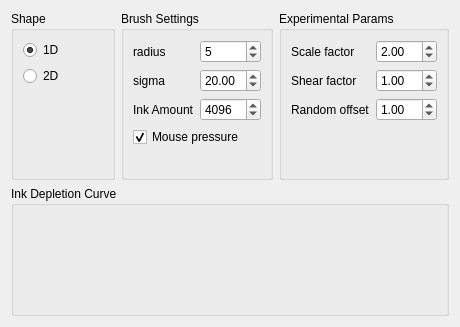
The window that krita/plugins/paintops/sumie/wdgsumieoptions.ui (KDE/krita) describes before a commit, drawn with Qt 5.
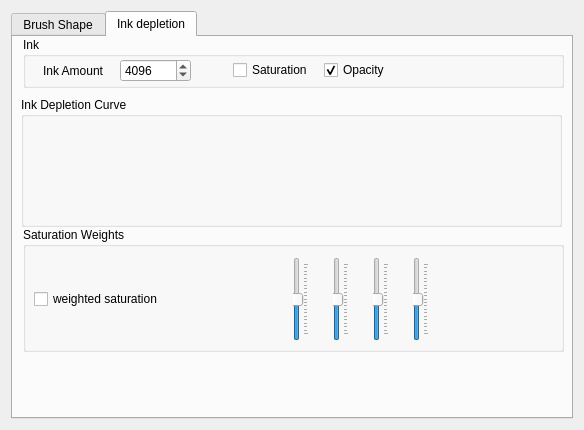
The same window after the commit. Custom widgets are drawn as their Qt base class.

Commit message: Saturation and opacity as option in ink depletion, lines.cpp deleted, not used, ported earlier to KisPainter, base code for loading image as brush shape, weighted saturation and opacity ..

```diff
--- a/krita/plugins/paintops/sumie/wdgsumieoptions.ui
+++ b/krita/plugins/paintops/sumie/wdgsumieoptions.ui
@@ -5,18 +5,43 @@
    <rect>
     <x>0</x>
     <y>0</y>
-    <width>460</width>
-    <height>327</height>
+    <width>584</width>
+    <height>430</height>
    </rect>
   </property>
+  <property name="sizePolicy" >
+   <sizepolicy vsizetype="Preferred" hsizetype="Preferred" >
+    <horstretch>0</horstretch>
+    <verstretch>0</verstretch>
+   </sizepolicy>
+  </property>
   <property name="minimumSize" >
    <size>
-    <width>0</width>
+    <width>584</width>
     <height>0</height>
    </size>
   </property>
   <layout class="QGridLayout" name="gridLayout_6" >
    <item row="0" column="0" >
+    <widget class="QTabWidget" name="sumiTab" >
+     <property name="currentIndex" >
+      <number>1</number>
+     </property>
+     <widget class="QWidget" name="brushTab" >
+      <attribute name="title" >
+       <string>Brush Shape</string>
+      </attribute>
+      <widget class="QWidget" name="" >
+       <property name="geometry" >
+        <rect>
+         <x>0</x>
+         <y>20</y>
+         <width>491</width>
+         <height>353</height>
+        </rect>
+       </property>
+       <layout class="QVBoxLayout" name="verticalLayout_2" >
+        <item>
     <layout class="QHBoxLayout" name="horizontalLayout" >
      <item>
       <widget class="QGroupBox" name="grpShape" >
@@ -75,6 +100,19 @@
         <string>Brush Settings</string>
        </property>
        <layout class="QGridLayout" name="gridLayout_4" >
+             <item row="4" column="0" >
+              <spacer name="verticalSpacer_4" >
+               <property name="orientation" >
+                <enum>Qt::Vertical</enum>
+               </property>
+               <property name="sizeHint" stdset="0" >
+                <size>
+                 <width>20</width>
+                 <height>40</height>
+                </size>
+               </property>
+              </spacer>
+             </item>
         <item row="0" column="1" >
          <widget class="QSpinBox" name="radiusSpinBox" >
           <property name="value" >
@@ -89,24 +127,7 @@
           </property>
          </widget>
         </item>
-        <item row="3" column="0" >
-         <widget class="QLabel" name="inkLabel" >
-          <property name="text" >
-           <string>Ink Amount</string>
-          </property>
-         </widget>
-        </item>
-        <item row="3" column="1" >
-         <widget class="QSpinBox" name="inkAmountSpinBox" >
-          <property name="maximum" >
-           <number>10000</number>
-          </property>
-          <property name="value" >
-           <number>4096</number>
-          </property>
-         </widget>
-        </item>
-        <item row="4" column="0" colspan="2" >
+             <item row="3" column="0" colspan="2" >
          <widget class="QCheckBox" name="mousePressureCBox" >
           <property name="text" >
            <string>Mouse pressure</string>
@@ -116,19 +137,6 @@
           </property>
          </widget>
         </item>
-        <item row="5" column="0" >
-         <spacer name="verticalSpacer_4" >
-          <property name="orientation" >
-           <enum>Qt::Vertical</enum>
-          </property>
-          <property name="sizeHint" stdset="0" >
-           <size>
-            <width>20</width>
-            <height>40</height>
-           </size>
-          </property>
-         </spacer>
-        </item>
         <item row="0" column="0" >
          <widget class="QLabel" name="radiusLabel" >
           <property name="text" >
@@ -147,7 +155,7 @@
       </widget>
      </item>
      <item>
-      <widget class="QGroupBox" name="groupBox_2" >
+           <widget class="QGroupBox" name="movementGroup" >
        <property name="sizePolicy" >
         <sizepolicy vsizetype="Minimum" hsizetype="Minimum" >
          <horstretch>0</horstretch>
@@ -188,7 +196,7 @@
            <double>-99.000000000000000</double>
           </property>
           <property name="value" >
-           <double>1.000000000000000</double>
+                <double>0.000000000000000</double>
           </property>
          </widget>
         </item>
@@ -227,7 +235,7 @@
      </item>
     </layout>
    </item>
-   <item row="2" column="0" >
+        <item>
     <spacer name="verticalSpacer" >
      <property name="orientation" >
       <enum>Qt::Vertical</enum>
@@ -235,13 +243,230 @@
      <property name="sizeHint" stdset="0" >
       <size>
        <width>20</width>
-       <height>1</height>
+            <height>168</height>
       </size>
      </property>
     </spacer>
    </item>
-   <item row="1" column="0" >
+       </layout>
+      </widget>
+     </widget>
+     <widget class="QWidget" name="inkTab" >
+      <attribute name="title" >
+       <string>Ink depletion</string>
+      </attribute>
+      <widget class="QGroupBox" name="groupBox_2" >
+       <property name="geometry" >
+        <rect>
+         <x>10</x>
+         <y>0</y>
+         <width>541</width>
+         <height>51</height>
+        </rect>
+       </property>
+       <property name="title" >
+        <string>Ink</string>
+       </property>
+       <widget class="QWidget" name="layoutWidget" >
+        <property name="geometry" >
+         <rect>
+          <x>20</x>
+          <y>20</y>
+          <width>148</width>
+          <height>27</height>
+         </rect>
+        </property>
+        <layout class="QHBoxLayout" name="horizontalLayout_6" >
+         <item>
+          <widget class="QLabel" name="inkLabel" >
+           <property name="text" >
+            <string>Ink Amount</string>
+           </property>
+          </widget>
+         </item>
+         <item>
+          <widget class="QSpinBox" name="inkAmountSpinBox" >
+           <property name="maximum" >
+            <number>10000</number>
+           </property>
+           <property name="value" >
+            <number>4096</number>
+           </property>
+          </widget>
+         </item>
+        </layout>
+       </widget>
+       <widget class="QWidget" name="layoutWidget" >
+        <property name="geometry" >
+         <rect>
+          <x>210</x>
+          <y>20</y>
+          <width>175</width>
+          <height>26</height>
+         </rect>
+        </property>
+        <layout class="QHBoxLayout" name="horizontalLayout_2" >
+         <item>
+          <widget class="QCheckBox" name="saturationCBox" >
+           <property name="enabled" >
+            <bool>true</bool>
+           </property>
+           <property name="text" >
+            <string>Saturation</string>
+           </property>
+           <property name="checked" >
+            <bool>false</bool>
+           </property>
+          </widget>
+         </item>
+         <item>
+          <widget class="QCheckBox" name="opacityCBox" >
+           <property name="text" >
+            <string>Opacity</string>
+           </property>
+           <property name="checked" >
+            <bool>true</bool>
+           </property>
+          </widget>
+         </item>
+        </layout>
+       </widget>
+      </widget>
+      <widget class="QGroupBox" name="weightGroup" >
+       <property name="geometry" >
+        <rect>
+         <x>10</x>
+         <y>190</y>
+         <width>541</width>
+         <height>125</height>
+        </rect>
+       </property>
+       <property name="title" >
+        <string>Saturation Weights</string>
+       </property>
+       <widget class="QSlider" name="pressureSlider" >
+        <property name="geometry" >
+         <rect>
+          <x>270</x>
+          <y>30</y>
+          <width>16</width>
+          <height>84</height>
+         </rect>
+        </property>
+        <property name="toolTip" >
+         <string>pressure weight</string>
+        </property>
+        <property name="minimum" >
+         <number>-100</number>
+        </property>
+        <property name="maximum" >
+         <number>100</number>
+        </property>
+        <property name="orientation" >
+         <enum>Qt::Vertical</enum>
+        </property>
+        <property name="tickPosition" >
+         <enum>QSlider::TicksBelow</enum>
+        </property>
+       </widget>
+       <widget class="QCheckBox" name="weightSaturationCBox" >
+        <property name="geometry" >
+         <rect>
+          <x>11</x>
+          <y>60</y>
+          <width>151</width>
+          <height>24</height>
+         </rect>
+        </property>
+        <property name="text" >
+         <string>weighted saturation</string>
+        </property>
+       </widget>
+       <widget class="QSlider" name="inkDepletionSlider" >
+        <property name="geometry" >
+         <rect>
+          <x>390</x>
+          <y>30</y>
+          <width>16</width>
+          <height>84</height>
+         </rect>
+        </property>
+        <property name="toolTip" >
+         <string>Ink depletion curve weight</string>
+        </property>
+        <property name="minimum" >
+         <number>-100</number>
+        </property>
+        <property name="maximum" >
+         <number>100</number>
+        </property>
+        <property name="orientation" >
+         <enum>Qt::Vertical</enum>
+        </property>
+        <property name="tickPosition" >
+         <enum>QSlider::TicksBelow</enum>
+        </property>
+       </widget>
+       <widget class="QSlider" name="bristleLengthSlider" >
+        <property name="geometry" >
+         <rect>
+          <x>310</x>
+          <y>30</y>
+          <width>16</width>
+          <height>84</height>
+         </rect>
+        </property>
+        <property name="toolTip" >
+         <string>bristle length weight</string>
+        </property>
+        <property name="minimum" >
+         <number>-100</number>
+        </property>
+        <property name="maximum" >
+         <number>100</number>
+        </property>
+        <property name="orientation" >
+         <enum>Qt::Vertical</enum>
+        </property>
+        <property name="tickPosition" >
+         <enum>QSlider::TicksBelow</enum>
+        </property>
+       </widget>
+       <widget class="QSlider" name="bristleInkAmountSlider" >
+        <property name="geometry" >
+         <rect>
+          <x>350</x>
+          <y>30</y>
+          <width>16</width>
+          <height>84</height>
+         </rect>
+        </property>
+        <property name="toolTip" >
+         <string>Bristle ink amount weight</string>
+        </property>
+        <property name="minimum" >
+         <number>-100</number>
+        </property>
+        <property name="maximum" >
+         <number>100</number>
+        </property>
+        <property name="orientation" >
+         <enum>Qt::Vertical</enum>
+        </property>
+        <property name="tickPosition" >
+         <enum>QSlider::TicksBelow</enum>
+        </property>
+       </widget>
+      </widget>
     <widget class="QGroupBox" name="groupBox" >
+       <property name="geometry" >
+        <rect>
+         <x>8</x>
+         <y>60</y>
+         <width>541</width>
+         <height>130</height>
+        </rect>
+       </property>
      <property name="minimumSize" >
       <size>
        <width>0</width>
@@ -251,11 +476,14 @@
      <property name="title" >
       <string>Ink Depletion Curve</string>
      </property>
-     <layout class="QGridLayout" name="gridLayout" >
-      <item row="0" column="0" >
+       <layout class="QVBoxLayout" name="verticalLayout_3" >
+        <item>
        <widget class="KCurve" native="1" name="inkCurve" />
       </item>
      </layout>
+       <zorder>inkCurve</zorder>
+      </widget>
+     </widget>
     </widget>
    </item>
   </layout>
```
Left out of the diff: 5 changed lines with no effect on the pictures. Lines whose indentation alone changed are shown as unchanged. The commit also changes 13 other files.
